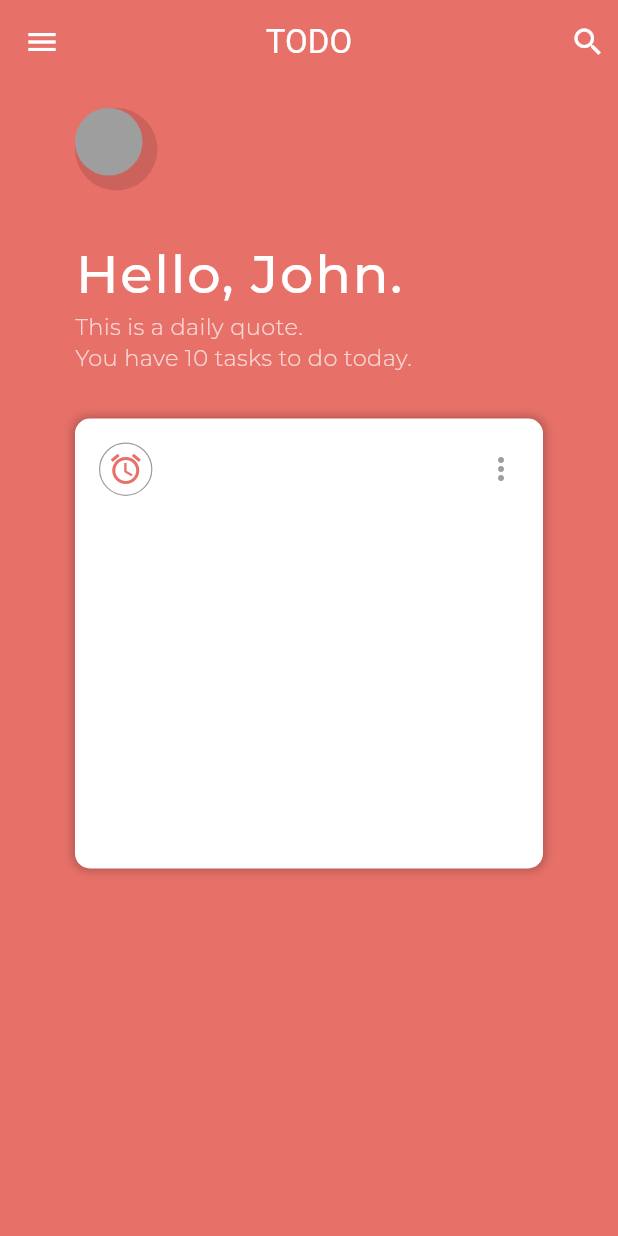
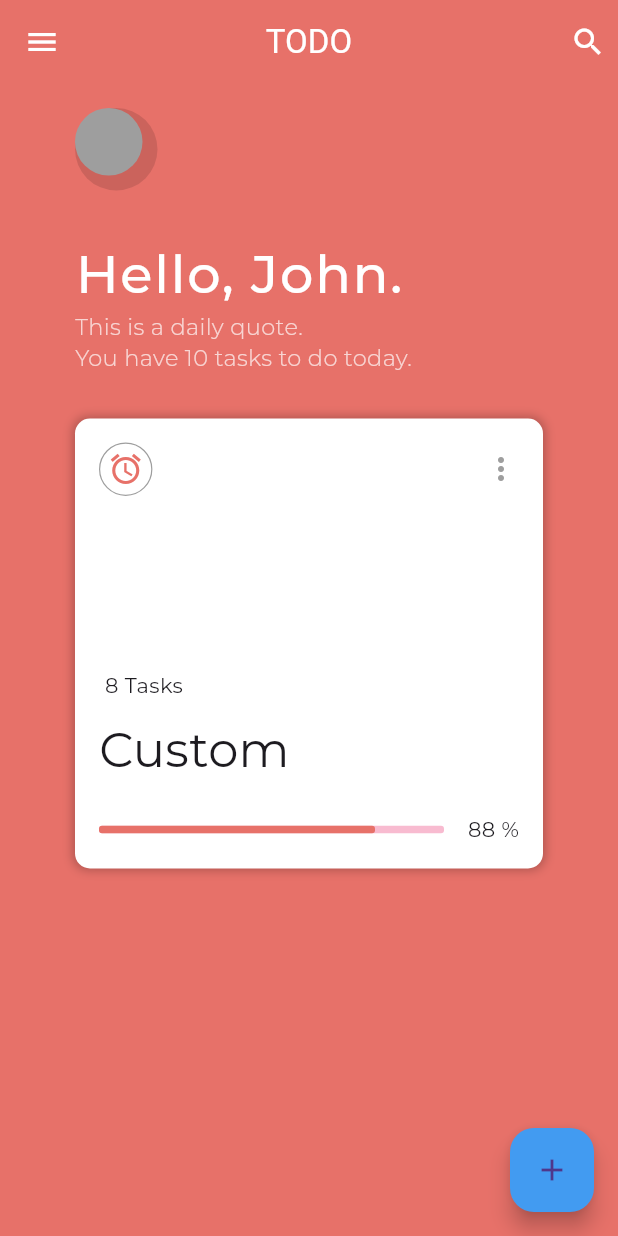
Before and after one commit to Aksharpatel06/adv_flutter_animation, a Flutter app: the screen it shows after launch, on a phone screen of 412 x 824 dp. Run offline on Flutter 3.47's test engine with Material 3 defaults, Android fonts, the light colour scheme and no system bars; our stand-ins replace google_fonts.

Commit message:
10-07-2024

```diff
--- a/lib/main.dart
+++ b/lib/main.dart
@@ -1,4 +1,5 @@
 import 'package:adv_flutter_animation/view/task_2/screen/home/home_screen.dart';
+import 'package:adv_flutter_animation/view/task_2/screen/product/product_screen.dart';
 import 'package:flutter/material.dart';
 
 void main() {
@@ -10,9 +11,12 @@ class MyApp extends StatelessWidget {
 
   @override
   Widget build(BuildContext context) {
-    return const MaterialApp(
+    return  MaterialApp(
       debugShowCheckedModeBanner: false,
-      home: HomeScreen(),
+      routes: {
+        '/':(context)=>const HomeScreen(),
+        '/product':(context)=>const ProductScreen(),
+      },
     );
   }
 }
--- /dev/null
+++ b/lib/view/task_2/screen/home/componects/animator_design.dart
@@ -0,0 +1,23 @@
+import 'package:flutter/material.dart';
+
+Container animatorDesign() {
+  return Container(
+    height: 55,
+    width: 55,
+    alignment: Alignment.topLeft,
+    decoration:
+    const BoxDecoration(shape: BoxShape.circle, boxShadow: [
+      BoxShadow(
+        color: Colors.black12,
+      )
+    ]),
+    child: Container(
+      height: 45,
+      width: 45,
+      decoration: const BoxDecoration(
+        shape: BoxShape.circle,
+        color: Colors.grey,
+      ),
+    ),
+  );
+}
--- /dev/null
+++ b/lib/view/task_2/screen/home/componects/todo_text.dart
@@ -0,0 +1,41 @@
+import 'package:flutter/material.dart';
+import 'package:google_fonts/google_fonts.dart';
+
+Column todoText() {
+  return Column(
+    crossAxisAlignment: CrossAxisAlignment.start,
+    children: [
+      const SizedBox(
+        height: 30,
+      ),
+      Text(
+        'Hello, John.',
+        style: GoogleFonts.montserrat(
+          color: Colors.white,
+          fontSize: 35,
+          fontWeight: FontWeight.w500,
+          letterSpacing: 1.2,
+        ),
+      ),
+      Text(
+        'This is a daily quote.',
+        style: GoogleFonts.montserrat(
+          color: Colors.white70,
+          fontSize: 15,
+          fontWeight: FontWeight.w300,
+        ),
+      ),
+      Text(
+        'You have 10 tasks to do today.',
+        style: GoogleFonts.montserrat(
+          color: Colors.white70,
+          fontSize: 15,
+          fontWeight: FontWeight.w300,
+        ),
+      ),
+      const SizedBox(
+        height: 30,
+      ),
+    ],
+  );
+}
--- a/lib/view/task_2/screen/home/home_screen.dart
+++ b/lib/view/task_2/screen/home/home_screen.dart
@@ -1,5 +1,8 @@
 import 'package:flutter/material.dart';
 import 'package:google_fonts/google_fonts.dart';
+
+import 'componects/animator_design.dart';
+import 'componects/todo_text.dart';
 
 class HomeScreen extends StatelessWidget {
   const HomeScreen({super.key});
@@ -34,95 +37,105 @@ class HomeScreen extends StatelessWidget {
         child: Column(
           crossAxisAlignment: CrossAxisAlignment.start,
           children: [
-            Container(
-              height: 55,
-              width: 55,
-              alignment: Alignment.topLeft,
-              decoration:
-                  const BoxDecoration(shape: BoxShape.circle, boxShadow: [
-                BoxShadow(
-                  color: Colors.black12,
-                )
-              ]),
+            animatorDesign(),
+            todoText(),
+            GestureDetector(
+              onTap: () {
+                Navigator.pushNamed(context, '/product');
+              },
+              child: Hero(
+                tag: 'box',
                 child: Container(
-                height: 45,
-                width: 45,
-                decoration: const BoxDecoration(
-                  shape: BoxShape.circle,
-                  color: Colors.grey,
-                ),
-              ),
-            ),
-            const SizedBox(
-              height: 30,
-            ),
-            Text(
-              'Hello, John.',
-              style: GoogleFonts.montserrat(
-                color: Colors.white,
-                fontSize: 35,
-                fontWeight: FontWeight.w500,
-                letterSpacing: 1.2,
-              ),
-            ),
-            Text(
-              'This is a daily quote.',
-              style: GoogleFonts.montserrat(
-                color: Colors.white70,
-                fontSize: 15,
-                fontWeight: FontWeight.w300,
-              ),
-            ),
-            Text(
-              'You have 10 tasks to do today.',
-              style: GoogleFonts.montserrat(
-                color: Colors.white70,
-                fontSize: 15,
-                fontWeight: FontWeight.w300,
-              ),
-            ),
-            const SizedBox(
-              height: 30,
-            ),
-            Container(
                   height: 300,
                   width: double.infinity,
                   decoration: BoxDecoration(
                     color: Colors.white,
-                boxShadow: [
+                    boxShadow: const [
                       BoxShadow(
-                    color: Colors.black26,
-                    spreadRadius: 1,
-                    blurRadius: 5
-                  )
+                          color: Colors.black26, spreadRadius: 1, blurRadius: 5)
                     ],
                     borderRadius: BorderRadius.circular(10),
                   ),
                   child: Padding(
                     padding: const EdgeInsets.all(16.0),
                     child: Column(
+                      mainAxisAlignment: MainAxisAlignment.spaceBetween,
                       children: [
                         Row(
                           mainAxisAlignment: MainAxisAlignment.spaceBetween,
                           children: [
                             Container(
-                          padding: EdgeInsets.all(5),
+                              padding: const EdgeInsets.all(5),
                               decoration: BoxDecoration(
                                 shape: BoxShape.circle,
-                            border: Border.all(color: Colors.grey,width: 0.8),
+                                border:
+                                    Border.all(color: Colors.grey, width: 0.8),
                               ),
-                          child: Icon(Icons.alarm,color:Color(0xffE77169),),
+                              child: const Icon(
+                                Icons.alarm,
+                                color: Color(0xffE77169),
                               ),
-                        Icon(Icons.more_vert,color: Colors.grey,)
-                      ],
+                            ),
+                            const Icon(
+                              Icons.more_vert,
+                              color: Colors.grey,
                             )
                           ],
+                        ),
+                        Column(
+                          crossAxisAlignment: CrossAxisAlignment.start,
+                          children: [
+                            Text(
+                              ' 8 Tasks',
+                              style: GoogleFonts.montserrat(),
+                            ),
+                            const SizedBox(
+                              height: 10,
+                            ),
+                            Text(
+                              'Custom',
+                              style: GoogleFonts.montserrat(
+                                fontSize: 32,
+                              ),
+                            ),
+                            const SizedBox(
+                              height: 20,
+                            ),
+                            Row(
+                              mainAxisAlignment: MainAxisAlignment.spaceBetween,
+                              children: [
+                                SizedBox(
+                                  width: 230,
+                                  child: LinearProgressIndicator(
+                                    value: 0.8,
+                                    borderRadius: BorderRadius.circular(2),
+                                    backgroundColor: Colors.pink.shade100,
+                                    color: const Color(0xffE77169),
+                                    minHeight: 5,
+                                  ),
+                                ),
+                                Text(
+                                  '88 %',
+                                  style: GoogleFonts.montserrat(),
+                                ),
+                              ],
+                            ),
+                          ],
+                        ),
+                      ],
+                    ),
+                  ),
                 ),
               ),
             )
           ],
         ),
       ),
+      floatingActionButton: FloatingActionButton(
+        onPressed: () {},
+        backgroundColor: const Color(0xff429BF1),
+        child: const Icon(Icons.add),
+      ),
     );
   }
 }
```
Also changed, not shown: lib/utils/global_variable.dart (+10 -0 lines), lib/view/task_2/screen/product/componects/previous_data.dart (added, +40 -0 lines), lib/view/task_2/screen/product/product_screen.dart (added, +101 -0 lines). Lines whose indentation alone changed are shown as unchanged.
